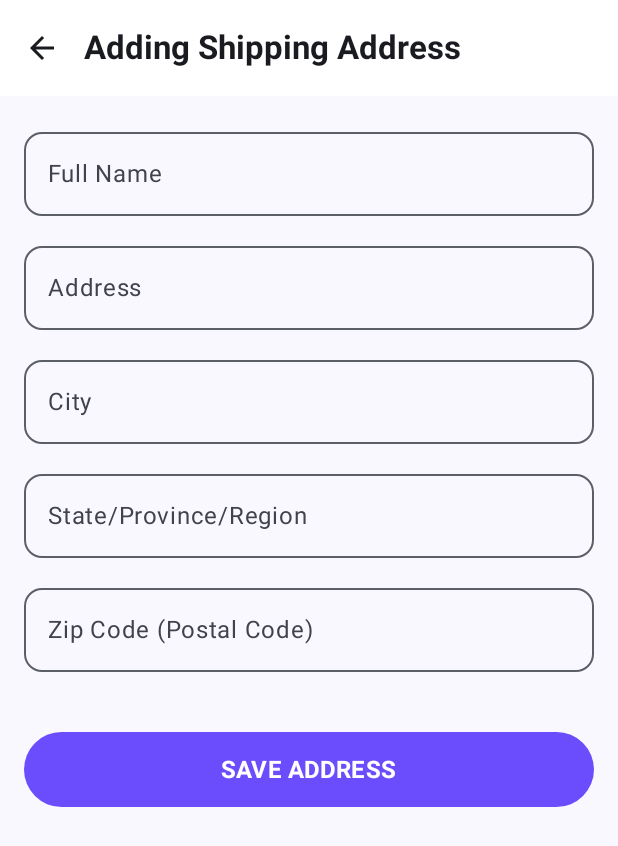
After one commit to eaglenguyen/ShoppingApp, an Android app built with Jetpack Compose: the AddressFormScreen screen opened through its navigation route, on a phone screen of 412 x 824 dp. The commit adds this screen. Shown: the top 846 px of the screen. Run offline under Robolectric (Android 15) with nearby library versions, the phone set to English and light mode, and no system bars; our stand-ins replace Dagger/Hilt's generated code, Room's generated code.

Commit message:
2/27/25
Added Room for AddressForm w/ 2 DAO functions

```diff
--- /dev/null
+++ b/app/src/main/java/com/example/shoppingapp/data/remote/address/AddressDao.kt
@@ -0,0 +1,17 @@
+package com.example.shoppingapp.data.remote.address
+
+import androidx.room.Dao
+import androidx.room.Insert
+import androidx.room.OnConflictStrategy
+import androidx.room.Query
+import kotlinx.coroutines.flow.Flow
+
+@Dao
+interface AddressDao {
+
+    @Insert(onConflict = OnConflictStrategy.REPLACE)
+    suspend fun insertAddress(address: AddressEntity)
+
+    @Query("SELECT * FROM address ORDER BY id DESC LIMIT 1")
+    fun getLatestAddress(): Flow<AddressEntity?>
+}
--- /dev/null
+++ b/app/src/main/java/com/example/shoppingapp/data/remote/address/AddressDatabase.kt
@@ -0,0 +1,11 @@
+package com.example.shoppingapp.data.remote.address
+
+import androidx.room.Database
+import androidx.room.RoomDatabase
+
+@Database(entities = [AddressEntity::class], version = 1, exportSchema = false)
+abstract class AddressDatabase: RoomDatabase(){
+
+    abstract val addressDao: AddressDao
+
+}
--- /dev/null
+++ b/app/src/main/java/com/example/shoppingapp/data/repository/AddressRepository.kt
@@ -0,0 +1,20 @@
+package com.example.shoppingapp.data.repository
+
+import com.example.shoppingapp.data.remote.address.AddressDao
+import com.example.shoppingapp.data.remote.address.AddressEntity
+import kotlinx.coroutines.flow.Flow
+import javax.inject.Inject
+
+class AddressRepository @Inject constructor(
+    private val addressDao: AddressDao
+) {
+
+    suspend fun saveAddress(address: AddressEntity) {
+        addressDao.insertAddress(address)
+    }
+
+    fun getSavedAddress(): Flow<AddressEntity?> = addressDao.getLatestAddress()
+
+
+
+}
--- a/app/src/main/java/com/example/shoppingapp/di/AppModule.kt
+++ b/app/src/main/java/com/example/shoppingapp/di/AppModule.kt
@@ -9,8 +9,12 @@ import com.example.shoppingapp.auth.AuthRepository
 import com.example.shoppingapp.auth.AuthRepositoryImpl
 import com.example.shoppingapp.data.remote.StoreApi
 import com.example.shoppingapp.data.remote.StoreApi.Companion.BASE_URL
+import com.example.shoppingapp.data.remote.address.AddressDao
+import com.example.shoppingapp.data.remote.address.AddressDatabase
+import com.example.shoppingapp.data.remote.address.AddressEntity
 import com.example.shoppingapp.data.remote.local.ProductsDatabase
 import com.example.shoppingapp.data.remote.localcart.CartDao
+import com.example.shoppingapp.data.repository.AddressRepository
 import com.example.shoppingapp.data.repository.CartRepository
 import com.example.shoppingapp.data.repository.ProductsRepositoryImpl
 import com.example.shoppingapp.data.util.Converters
@@ -77,9 +81,26 @@ object AppModule {
             .build()
     }
 
+    @Provides
+    @Singleton
+    fun provideAddressDatabase(app: Application): AddressDatabase {
+        return Room.databaseBuilder(
+            app,
+            AddressDatabase::class.java,
+            "address_db"
+        )
+            .fallbackToDestructiveMigration()
+            .build()
+    }
+
 
     @Provides
     fun provideDao(db: ProductsDatabase) = db.cartDao
+
+    @Provides
+    fun provideAddressDao(db: AddressDatabase) = db.addressDao
+
+
 
     @Provides
     @Singleton
@@ -87,6 +108,11 @@ object AppModule {
 
     @Provides
     @Singleton
+    fun provideAddressRepository(addressDao: AddressDao) : AddressRepository = AddressRepository(addressDao)
+
+
+    @Provides
+    @Singleton
     fun provideProductsRepository(api: StoreApi, db: ProductsDatabase, prefs: SharedPreferences): ProductsRepository =  ProductsRepositoryImpl(api,db.productsDao, prefs)
 
 
--- a/app/src/main/java/com/example/shoppingapp/navigation/Destination.kt
+++ b/app/src/main/java/com/example/shoppingapp/navigation/Destination.kt
@@ -27,3 +27,9 @@ object CartScreen
 
 @Serializable
 object CheckoutScreen
+
+@Serializable
+object AddressFormScreen
+
+@Serializable
+object SuccessScreen
--- a/app/src/main/java/com/example/shoppingapp/navigation/NavGraph.kt
+++ b/app/src/main/java/com/example/shoppingapp/navigation/NavGraph.kt
@@ -1,5 +1,6 @@
 package com.example.shoppingapp.navigation
 
+import AddressFormScreen
 import androidx.compose.foundation.layout.PaddingValues
 import androidx.compose.runtime.Composable
 import androidx.navigation.NavHostController
@@ -11,6 +12,7 @@ import com.example.shoppingapp.presentation.authscreen.SignInScreen
 import com.example.shoppingapp.presentation.authscreen.SignUpScreen
 import com.example.shoppingapp.presentation.cart.CartScreen
 import com.example.shoppingapp.presentation.checkout.CheckoutScreen
+import com.example.shoppingapp.presentation.checkout.OrderCompleteScreen
 import com.example.shoppingapp.presentation.home.HomeScreen
 import com.example.shoppingapp.presentation.product_info.ProductInfoScreen
 import com.example.shoppingapp.presentation.profile.ProfileScreen
@@ -29,7 +31,7 @@ fun NavGraph (
 
 
 
-           composable<HomeScreen> { backStackEntry ->
+           composable<HomeScreen> {
                HomeScreen(
                    onClickToSignUp = {
                        navController.navigate(SignUpScreen)
@@ -122,10 +124,35 @@ fun NavGraph (
 
 
            composable<CheckoutScreen> {
-
                CheckoutScreen(
                    onClickToCart = {
-                       navController.navigateUp()
+                       navController.navigate(CartScreen)
+                   },
+                   onClickToAddressForm = {
+                       navController.navigate(AddressFormScreen)
+                   },
+                   onClickToSuccess = {
+                       navController.navigate(SuccessScreen)
+                   }
+
+               )
+           }
+
+           composable<AddressFormScreen> {
+
+               AddressFormScreen (
+                 onBackClick = {
+                     navController.navigateUp()
+                 }, onSaveClick = {
+                     navController.navigate(CheckoutScreen)
+                   }
+               )
+           }
+
+           composable<SuccessScreen> {
+               OrderCompleteScreen(
+                   onContinueShopping = {
+                       navController.navigate(HomeScreen)
                    }
                )
            }
--- a/app/src/main/java/com/example/shoppingapp/presentation/cart/CartScreen.kt
+++ b/app/src/main/java/com/example/shoppingapp/presentation/cart/CartScreen.kt
@@ -28,7 +28,7 @@ import androidx.compose.ui.text.font.FontWeight
 import androidx.compose.ui.unit.dp
 import androidx.compose.ui.unit.sp
 import androidx.hilt.navigation.compose.hiltViewModel
-import com.example.shoppingapp.presentation.product_info.ProductInfoViewModel
+import com.example.shoppingapp.presentation.product_info.SharedViewModel
 
 @SuppressLint("DefaultLocale")
 @OptIn(ExperimentalMaterial3Api::class)
@@ -36,7 +36,7 @@ import com.example.shoppingapp.presentation.product_info.ProductInfoViewModel
 fun CartScreen(
     onBackClick: () -> Unit,
     onCheckoutClick: () -> Unit,
-    viewModel: ProductInfoViewModel = hiltViewModel()
+    viewModel: SharedViewModel = hiltViewModel()
 ) {
 
     val state = viewModel.state
--- /dev/null
+++ b/app/src/main/java/com/example/shoppingapp/presentation/checkout/address/AddressFormScreen.kt
@@ -0,0 +1,110 @@
+import android.widget.Toast
+import androidx.compose.foundation.layout.Arrangement
+import androidx.compose.foundation.layout.Column
+import androidx.compose.foundation.layout.Spacer
+import androidx.compose.foundation.layout.fillMaxSize
+import androidx.compose.foundation.layout.fillMaxWidth
+import androidx.compose.foundation.layout.height
+import androidx.compose.foundation.layout.padding
+import androidx.compose.foundation.shape.RoundedCornerShape
+import androidx.compose.foundation.text.KeyboardOptions
+import androidx.compose.material.icons.Icons
+import androidx.compose.material.icons.automirrored.filled.ArrowBack
+import androidx.compose.material3.Button
+import androidx.compose.material3.ButtonDefaults
+import androidx.compose.material3.ExperimentalMaterial3Api
+import androidx.compose.material3.Icon
+import androidx.compose.material3.IconButton
+import androidx.compose.material3.OutlinedTextField
+import androidx.compose.material3.Scaffold
+import androidx.compose.material3.Text
+import androidx.compose.material3.TopAppBar
+import androidx.compose.material3.TopAppBarDefaults
+import androidx.compose.runtime.Composable
+import androidx.compose.ui.Modifier
+import androidx.compose.ui.graphics.Color
+import androidx.compose.ui.platform.LocalContext
+import androidx.compose.ui.text.font.FontWeight
+import androidx.compose.ui.text.input.KeyboardType
+import androidx.compose.ui.unit.dp
+import androidx.compose.ui.unit.sp
+import androidx.hilt.navigation.compose.hiltViewModel
+import com.example.shoppingapp.presentation.checkout.address.AddressUIEvent
+import com.example.shoppingapp.presentation.product_info.SharedViewModel
+
+@OptIn(ExperimentalMaterial3Api::class)
+@Composable
+fun AddressFormScreen(
+    onBackClick: () -> Unit,
+    onSaveClick: () -> Unit,
+    viewModel: SharedViewModel = hiltViewModel()
+) {
+
+    val state = viewModel.state
+
+    Scaffold(
+        topBar = {
+            TopAppBar(
+                title = { Text("Adding Shipping Address", fontWeight = FontWeight.Bold) },
+                navigationIcon = {
+                    IconButton(onClick = onBackClick) {
+                        Icon(
+                            imageVector = Icons.AutoMirrored.Filled.ArrowBack,
+                            contentDescription = "Back"
+                        )
+                    }
+                },
+                colors = TopAppBarDefaults.centerAlignedTopAppBarColors(containerColor = Color.White)
+            )
+        },
+        content = { padding ->
+            Column(
+                modifier = Modifier
+                    .fillMaxSize()
+                    .padding(padding)
+                    .padding(16.dp),
+                verticalArrangement = Arrangement.spacedBy(12.dp)
+            ) {
+                AddressTextField(value = state.fullName, onValueChange = { viewModel.onEvent(AddressUIEvent.NameChange(it))  }, label = "Full Name")
+                AddressTextField(value = state.address, onValueChange = { viewModel.onEvent(AddressUIEvent.AddressChange(it)) }, label = "Address")
+                AddressTextField(value = state.city, onValueChange = { viewModel.onEvent(AddressUIEvent.CityChange(it)) }, label = "City")
+                AddressTextField(value = state.state, onValueChange = { viewModel.onEvent(AddressUIEvent.StateChange(it)) }, label = "State/Province/Region")
+                AddressTextField(value = state.zipcode, onValueChange = { viewModel.onEvent(AddressUIEvent.ZipCodeChange(it)) }, label = "Zip Code (Postal Code)")
+
+                Spacer(modifier = Modifier.height(16.dp))
+
+                Button(
+
+                    onClick = {
+                        viewModel.onEvent(AddressUIEvent.SaveAddress)
+                        onSaveClick()
+                    },
+                    modifier = Modifier
+                        .fillMaxWidth()
+                        .height(50.dp),
+                    shape = RoundedCornerShape(25.dp),
+                    colors = ButtonDefaults.buttonColors(containerColor = Color(0xFF6C4DFE))
+                ) {
+                    Text("SAVE ADDRESS", fontWeight = FontWeight.Bold, fontSize = 16.sp)
+                }
+            }
+        }
+    )
+}
+
+@Composable
+fun AddressTextField(
+    value: String,
+    onValueChange: (String) -> Unit,
+    label: String,
+) {
+    OutlinedTextField(
+        value = value,
+        onValueChange = onValueChange,
+        label = { Text(label) },
+        singleLine = true,
+        modifier = Modifier.fillMaxWidth(),
+        shape = RoundedCornerShape(12.dp),
+
+    )
+}
--- /dev/null
+++ b/app/src/main/java/com/example/shoppingapp/presentation/checkout/address/AddressViewModel.kt
@@ -0,0 +1,5 @@
+package com.example.shoppingapp.presentation.checkout.address
+
+class AddressViewModel {
+
+}
--- a/app/src/main/java/com/example/shoppingapp/presentation/product_info/ProductInfoScreen.kt
+++ b/app/src/main/java/com/example/shoppingapp/presentation/product_info/ProductInfoScreen.kt
@@ -59,7 +59,7 @@ fun ProductInfoScreen(
     id: Int,
     onClickPrevious: () -> Unit,
     onClickToCart: () -> Unit,
-    viewModel: ProductInfoViewModel = hiltViewModel(),
+    viewModel: SharedViewModel = hiltViewModel(),
 ) {
 
     var maxline by rememberSaveable {
--- a/app/src/main/java/com/example/shoppingapp/presentation/product_info/ProductInfoState.kt
+++ b/app/src/main/java/com/example/shoppingapp/presentation/product_info/ProductInfoState.kt
@@ -9,5 +9,13 @@ data class ProductInfoState (
     val error: String? = null,
     val cartList: List<Cart> = emptyList(),
     val totalPrice: Double? = 0.0,
-    val totalQuantity: Int? = 0
+    val totalQuantity: Int? = 0,
+
+    val fullName: String = "",
+    val address: String = "",
+    val city: String = "",
+    val state: String = "",
+    val zipcode: String = "",
+    val displayAddress: String = ""
+
 )
--- a/app/src/main/java/com/example/shoppingapp/presentation/product_info/ProductInfoViewModel.kt
+++ b/app/src/main/java/com/example/shoppingapp/presentation/product_info/SharedViewModel.kt
@@ -6,9 +6,12 @@ import androidx.compose.runtime.setValue
 import androidx.lifecycle.SavedStateHandle
 import androidx.lifecycle.ViewModel
 import androidx.lifecycle.viewModelScope
+import com.example.shoppingapp.data.remote.address.AddressEntity
+import com.example.shoppingapp.data.repository.AddressRepository
 import com.example.shoppingapp.data.repository.CartRepository
 import com.example.shoppingapp.domain.model.Product
 import com.example.shoppingapp.domain.repository.ProductsRepository
+import com.example.shoppingapp.presentation.checkout.address.AddressUIEvent
 import com.example.shoppingapp.util.Resource
 import dagger.hilt.android.lifecycle.HiltViewModel
 import kotlinx.coroutines.flow.collectLatest
@@ -18,9 +21,10 @@ import javax.inject.Inject
 
 
 @HiltViewModel
-class ProductInfoViewModel @Inject constructor(
+class SharedViewModel @Inject constructor(
     private val repository: ProductsRepository,
     private val cartRepository: CartRepository,
+    private val addressRepository: AddressRepository,
     private val saveStateHandle: SavedStateHandle
 ): ViewModel() {
 
@@ -31,17 +35,61 @@ class ProductInfoViewModel @Inject constructor(
     init {
         loadProduct()
         observeCartAndPrice()
-        totalQuantity()
+        getSavedAddress()
     }
+
+    fun onEvent(event: AddressUIEvent) {
+        when(event) {
+            is AddressUIEvent.NameChange -> { state = state.copy(fullName = event.value) }
+            is AddressUIEvent.AddressChange -> { state = state.copy(address = event.value) }
+            is AddressUIEvent.CityChange -> { state = state.copy(city = event.value) }
+            AddressUIEvent.SaveAddress -> saveAddress()
+            is AddressUIEvent.StateChange -> { state = state.copy(state = event.value) }
+            is AddressUIEvent.ZipCodeChange -> { state = state.copy(zipcode = event.value) }
+        }
+    }
+
+    private fun saveAddress () {
+        viewModelScope.launch {
+            addressRepository.saveAddress(
+                AddressEntity(
+                    fullName = state.fullName,
+                    address = state.address,
+                    city = state.city,
+                    state = state.state,
+                    zipcode = state.zipcode
+                )
+            )
+        }
+    }
+
+    private fun getSavedAddress() {
+        viewModelScope.launch {
+            addressRepository.getSavedAddress().collect { address ->
+                address?.let {
+                    state = state.copy(
+                        fullName = it.fullName,
+                        address = it.address,
+                        city = it.city,
+                        state = it.state,
+                        zipcode = it.zipcode
+                    )
+                }
+            }
+        }
+    }
+
+
 
     // Combines both flows and collect them into one function
     private fun observeCartAndPrice() {
         viewModelScope.launch {
             combine(
                 cartRepository.getCart(),
-                cartRepository.getTotalPrice()
-            ) { cartItems, cartPrice ->
-                state.copy(cartList = cartItems, totalPrice = cartPrice)
+                cartRepository.getTotalPrice(),
+                cartRepository.getTotalQuantity()
+            ) { cartItems, cartPrice, quantity ->
+                state.copy(cartList = cartItems, totalPrice = cartPrice, totalQuantity = quantity)
             }.collectLatest { newState ->
                 state = newState
             }
@@ -124,12 +172,6 @@ class ProductInfoViewModel @Inject constructor(
         }
     }
 
-    fun totalQuantity() {
-        viewModelScope.launch {
-            cartRepository.getTotalQuantity().collect { quantity ->
-                state= state.copy(totalQuantity = quantity)
-            }
-        }
-    }
+
 
 }
```
Also changed, not shown: app/src/main/java/com/example/shoppingapp/data/remote/address/AddressEntity.kt (added, +14 -0 lines), app/src/main/java/com/example/shoppingapp/domain/model/Cart.kt (deleted, +0 -13 lines), app/src/main/java/com/example/shoppingapp/presentation/checkout/CheckoutScreen.kt (+8 -7 lines), app/src/main/java/com/example/shoppingapp/presentation/checkout/OrderCompleteScreen.kt (added, +85 -0 lines), app/src/main/java/com/example/shoppingapp/presentation/checkout/address/AddressUIEvent.kt (added, +13 -0 lines), app/src/main/res/drawable/success.jpg (added).
